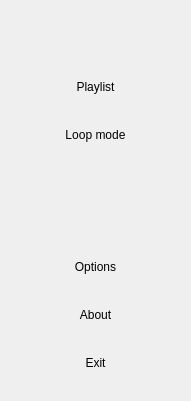
First picture: the form in src/ddmain/forms/traymenu.ui, repository wangwenx190/dynamic-desktop, before the edit.
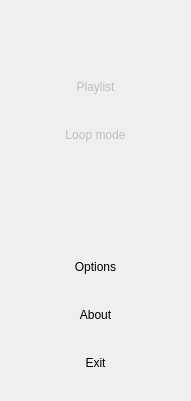
Second picture: the form after the edit. Icons and pictures are not drawn.

Diff of the .ui file:
```diff
--- a/src/ddmain/forms/traymenu.ui
+++ b/src/ddmain/forms/traymenu.ui
@@ -98,6 +98,9 @@
    </item>
    <item>
     <widget class="QToolButton" name="toolButton_playlist">
+     <property name="enabled">
+      <bool>false</bool>
+     </property>
      <property name="sizePolicy">
       <sizepolicy hsizetype="Expanding" vsizetype="Fixed">
        <horstretch>0</horstretch>
@@ -127,6 +130,9 @@
    </item>
    <item>
     <widget class="QToolButton" name="toolButton_loop">
+     <property name="enabled">
+      <bool>false</bool>
+     </property>
      <property name="sizePolicy">
       <sizepolicy hsizetype="Expanding" vsizetype="Fixed">
        <horstretch>0</horstretch>
```
Left out of the diff: 6 changed lines with no effect on the pictures.
